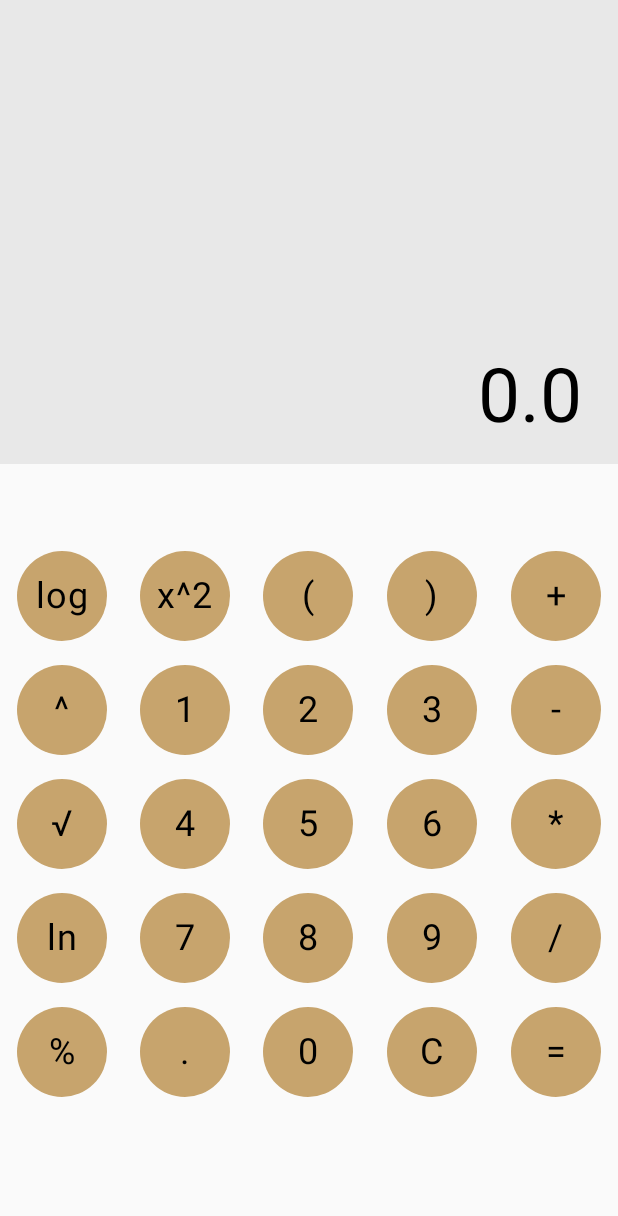
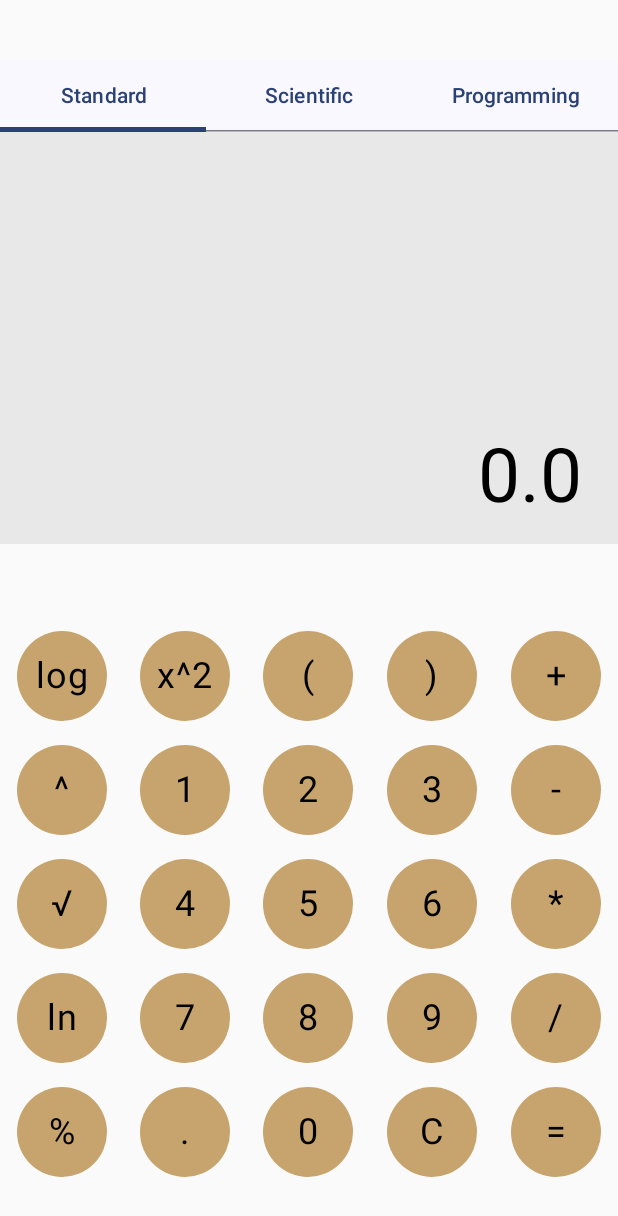
Before and after one commit to Stagnant09/Android-Calculator, an Android app built with Jetpack Compose: the screen it shows after launch (MainActivity), on a phone screen of 412 x 824 dp. Shown: the top 1216 px of the screen. Run offline under Robolectric (Android 15) with nearby library versions, the phone set to English and light mode, and no system bars.

Commit message:
Added tabs (scientific, programming) WIP

```diff
--- a/app/src/main/java/com/example/calculator/ui/screens/main/MainScreen.kt
+++ b/app/src/main/java/com/example/calculator/ui/screens/main/MainScreen.kt
@@ -7,8 +7,14 @@ import androidx.compose.foundation.layout.Spacer
 import androidx.compose.foundation.layout.fillMaxHeight
 import androidx.compose.foundation.layout.fillMaxWidth
 import androidx.compose.foundation.layout.height
+import androidx.compose.material3.Tab
+import androidx.compose.material3.TabRow
 import androidx.compose.material3.Text
 import androidx.compose.runtime.Composable
+import androidx.compose.runtime.getValue
+import androidx.compose.runtime.mutableStateOf
+import androidx.compose.runtime.remember
+import androidx.compose.runtime.setValue
 import androidx.compose.ui.Alignment
 import androidx.compose.ui.Modifier
 import androidx.compose.ui.graphics.Color
@@ -29,10 +35,29 @@ import com.example.calculator.utlis.symbol
 fun MainScreen(viewmodel: MainScreenViewmodel) {
     val state = viewmodel.uiState.collectAsStateWithLifecycle().value
 
+    var selectedTabIndex by remember { mutableStateOf(0) }
+    val tabTitles = listOf("Standard", "Scientific", "Programming")
+
     Column(
         modifier = Modifier
             .fillMaxHeight()
     ) {
+        Spacer(
+            modifier = Modifier.height(40.dp)
+        )
+        TabRow(
+            selectedTabIndex = selectedTabIndex,
+            modifier = Modifier.fillMaxWidth()
+        ) {
+            tabTitles.forEachIndexed { index, title ->
+                Tab(
+                    text = { Text(title) },
+                    selected = selectedTabIndex == index,
+                    onClick = { selectedTabIndex = index }
+                )
+            }
+        }
+
         Row(
             modifier = Modifier
                 .weight(2F)
@@ -53,28 +78,32 @@ fun MainScreen(viewmodel: MainScreenViewmodel) {
                 .fillMaxWidth()
                 .align(Alignment.CenterHorizontally)
         ) {
+            val gridContent = when (selectedTabIndex) {
+                0 -> operationsGrid( // Standard
+                    tappedOperationButton = { viewmodel.setEvent(MainScreenContract.Event.TappedOperationButton(it)) },
+                    tappedNumberButton = { viewmodel.setEvent(MainScreenContract.Event.TappedNumberButton(it)) },
+                    tappedEqualButton = { viewmodel.setEvent(MainScreenContract.Event.TappedEqualButton) },
+                    tappedClearButton = { viewmodel.setEvent(MainScreenContract.Event.TappedClearButton) },
+                    tappedDecimalButton = { viewmodel.setEvent(MainScreenContract.Event.TappedDecimalButton) }
+                )
+                1 -> scientificGrid( // 🔬 Scientific
+                    tappedOperationButton = { viewmodel.setEvent(MainScreenContract.Event.TappedOperationButton(it)) }
+                )
+                2 -> programmingGrid( // 💻 Programming
+                    tappedOperationButton = { viewmodel.setEvent(MainScreenContract.Event.TappedOperationButton(it)) },
+                    tappedClearButton = { viewmodel.setEvent(MainScreenContract.Event.TappedClearButton) },
+                    tappedNumberButton = { viewmodel.setEvent(MainScreenContract.Event.TappedNumberButton(it)) },
+                    tappedEqualButton = { viewmodel.setEvent(MainScreenContract.Event.TappedEqualButton) }
+                )
+                else -> emptyList()
+            }
+
             Grid(
                 rows = 5,
                 columns = 5,
                 orientation = GridOrientation.DOWN_TO_UP_RIGHT_TO_LEFT,
                 modifier = Modifier.fillMaxHeight(),
-                content = operationsGrid(
-                    tappedOperationButton = { operationType ->
-                        viewmodel.setEvent(MainScreenContract.Event.TappedOperationButton(operationType))
-                    },
-                    tappedNumberButton = { number ->
-                        viewmodel.setEvent(MainScreenContract.Event.TappedNumberButton(number))
-                    },
-                    tappedEqualButton = {
-                        viewmodel.setEvent(MainScreenContract.Event.TappedEqualButton)
-                    },
-                    tappedClearButton = {
-                        viewmodel.setEvent(MainScreenContract.Event.TappedClearButton)
-                    },
-                    tappedDecimalButton = {
-                        viewmodel.setEvent(MainScreenContract.Event.TappedDecimalButton)
-                    }
-                )
+                content = gridContent
             )
         }
     }
@@ -116,6 +145,42 @@ private fun operationsGrid(
     )
 }
 
+private fun programmingGrid(
+    tappedOperationButton: (OperationType) -> Unit,
+    tappedClearButton: () -> Unit,
+    tappedNumberButton: (Float) -> Unit,
+    tappedEqualButton: () -> Unit,
+): List<@Composable () -> Unit> {
+    return listOf(
+        { OperationButton(onClick = { tappedEqualButton() }, content = { Text("=", fontSize = 24.sp) }) },
+        { OperationButton(onClick = { tappedClearButton() }, content = { Text("C", fontSize = 20.sp) }) },
+        { OperationButton(onClick = { tappedNumberButton(0F) }, content = { Text("0", fontSize = 24.sp) }) },
+        { OperationButton(onClick = { tappedNumberButton(1F) }, content = { Text("1", fontSize = 24.sp) }) },
+        { OperationButton(onClick = { tappedOperationButton(OperationType.LogicOperationType.AND) }, content = { Text("AND", fontSize = 20.sp) }) },
+        { OperationButton(onClick = { tappedOperationButton(OperationType.LogicOperationType.OR) }, content = { Text("OR", fontSize = 20.sp) }) },
+        { OperationButton(onClick = { tappedOperationButton(OperationType.LogicOperationType.XOR) }, content = { Text("XOR", fontSize = 20.sp) }) },
+        { OperationButton(onClick = { tappedOperationButton(OperationType.LogicOperationType.NOT) }, content = { Text("NOT", fontSize = 20.sp) }) },
+        { OperationButton(onClick = { tappedOperationButton(OperationType.LogicOperationType.SHIFT_L) }, content = { Text("<<", fontSize = 20.sp) }) },
+        { OperationButton(onClick = { tappedOperationButton(OperationType.LogicOperationType.SHIFT_R) }, content = { Text(">>", fontSize = 20.sp) }) },
+        { OperationButton(onClick = { tappedOperationButton(OperationType.LogicOperationType.NAND) }, content = { Text("NAND", fontSize = 20.sp) }) },
+        { OperationButton(onClick = { tappedOperationButton(OperationType.LogicOperationType.NOR) }, content = { Text("NOR", fontSize = 20.sp) }) },
+    )
+}
+
+private fun scientificGrid(
+    tappedOperationButton: (OperationType) -> Unit
+): List<@Composable () -> Unit> {
+    return listOf(
+        { OperationButton(onClick = { tappedOperationButton(OperationType.UnaryOperationType.Sqrt) }, content = { Text("√", fontSize = 20.sp) }) },
+        { OperationButton(onClick = { tappedOperationButton(OperationType.BinaryOperationType.Power) }, content = { Text("^", fontSize = 20.sp) }) },
+        { OperationButton(onClick = { /* TODO: handle x² */ }, content = { Text("x²", fontSize = 20.sp) }) },
+        { OperationButton(onClick = { /* TODO: handle ln */ }, content = { Text("ln", fontSize = 20.sp) }) },
+        { OperationButton(onClick = { /* TODO: handle log */ }, content = { Text("log", fontSize = 20.sp) }) },
+        { OperationButton(onClick = { /* TODO: handle parentheses */ }, content = { Text("(", fontSize = 20.sp) }) },
+        { OperationButton(onClick = { /* TODO: handle parentheses */ }, content = { Text(")", fontSize = 20.sp) }) },
+    )
+}
+
 @Preview(showBackground = true)
 @Composable
 fun MainScreenPreview() {
--- a/app/src/main/java/com/example/calculator/ui/screens/main/components/Grid.kt
+++ b/app/src/main/java/com/example/calculator/ui/screens/main/components/Grid.kt
@@ -4,6 +4,7 @@ import androidx.compose.foundation.layout.Arrangement
 import androidx.compose.foundation.layout.Box
 import androidx.compose.foundation.layout.Column
 import androidx.compose.foundation.layout.Row
+import androidx.compose.foundation.layout.Spacer
 import androidx.compose.foundation.layout.fillMaxHeight
 import androidx.compose.foundation.layout.fillMaxWidth
 import androidx.compose.material3.Surface
@@ -24,11 +25,6 @@ fun Grid(
     modifier: Modifier = Modifier,
     orientation: GridOrientation = GridOrientation.UP_TO_DOWN_LEFT_TO_RIGHT
 ) {
-    when (orientation) {
-        GridOrientation.UP_TO_DOWN_LEFT_TO_RIGHT,
-        GridOrientation.UP_TO_DOWN_RIGHT_TO_LEFT,
-        GridOrientation.DOWN_TO_UP_LEFT_TO_RIGHT,
-        GridOrientation.DOWN_TO_UP_RIGHT_TO_LEFT -> {
     Column(
         modifier = modifier.fillMaxWidth()
     ) {
@@ -43,8 +39,10 @@ fun Grid(
                         modifier = Modifier.weight(1f),
                         contentAlignment = Alignment.Center
                     ) {
+                        if (index in content.indices) {
                             content[index]()
-                            }
+                        } else {
+                            Spacer(modifier = Modifier) // empty slot
                         }
                     }
                 }
```
Also changed, not shown: app/src/main/java/com/example/calculator/ui/screens/main/MainScreenViewModel.kt (+60 -12 lines). Lines whose indentation alone changed are shown as unchanged.
